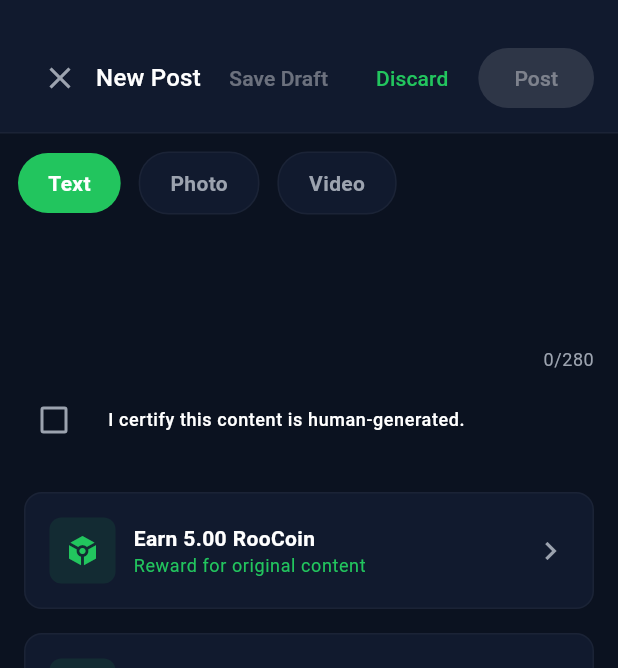
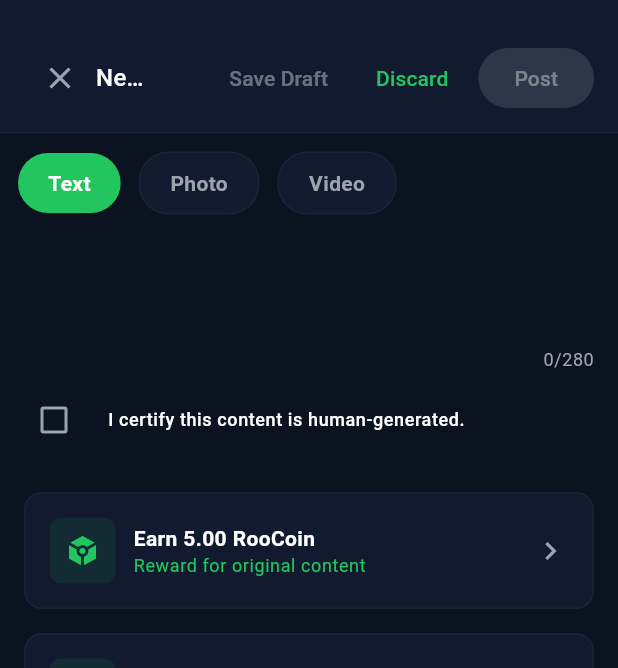
Before and after one commit to TPP-NotAI/NoAI-Mobile, a Flutter app: the screen it shows once a user with an empty profile is signed in, item 3 of the bottom bar chosen, scrolled down 231 dp, after a tap on "Text", on a phone screen of 412 x 824 dp, the part 60-728 px from its top. Run offline on Flutter 3.47's test engine with Material 3 defaults, Android fonts, the phone set to English and light mode, and no system bars; our stand-ins replace cached_network_image, chewie, file_picker, firebase_core, firebase_messaging, flutter_dotenv and 14 more; missing offline and left inert: gotrue, record; accounts and stored records are empty; network calls fail; statements that could not run were skipped.

Commit message:
ios changes

```diff
--- a/lib/main.dart
+++ b/lib/main.dart
@@ -1,5 +1,4 @@
 import 'package:flutter/material.dart';
-import 'package:flutter/cupertino.dart';
 import 'package:flutter_dotenv/flutter_dotenv.dart';
 import 'package:provider/provider.dart';
 import 'providers/auth_provider.dart';
@@ -41,7 +40,6 @@ import 'screens/chat/chat_list_screen.dart';
 import 'screens/support/contact_support_screen.dart';
 import 'screens/support/faq_screen.dart';
 import 'config/app_constants.dart';
-import 'utils/platform_utils.dart';
 import 'widgets/adaptive/adaptive_navigation.dart';
 import 'screens/auth/banned_screen.dart';
 import 'services/daily_login_service.dart';
@@ -425,35 +423,12 @@ class _MainShellState extends State<MainShell> {
 
   @override
   Widget build(BuildContext context) {
-    final isIOS = PlatformUtils.shouldUseCupertino(context);
     final colors = Theme.of(context).colorScheme;
 
-    if (isIOS) {
-      return CupertinoTabScaffold(
-        tabBar: CupertinoTabBar(
-          currentIndex: _index,
-          onTap: (i) => setState(() => _index = i),
-          items: _destinations
-              .map(
-                (d) => BottomNavigationBarItem(
-                  icon: d.icon,
-                  activeIcon: d.selectedIcon ?? d.icon,
-                  label: d.label,
-                ),
-              )
-              .toList(),
-        ),
-        tabBuilder: (_, i) =>
-            CupertinoPageScaffold(child: SafeArea(child: _screens[i])),
-      );
-    }
-
     return Scaffold(
-      backgroundColor: colors.background,
+      backgroundColor: colors.surface,
       appBar: const RooverseAppBar(),
-      body: SafeArea(
-        child: IndexedStack(index: _index, children: _screens),
-      ),
+      body: IndexedStack(index: _index, children: _screens),
       bottomNavigationBar: AdaptiveNavigationBar(
         currentIndex: _index,
         destinations: _destinations,
@@ -829,7 +804,9 @@ class _ProfileItem extends StatelessWidget {
     final colors = Theme.of(context).colorScheme;
     final color = destructive ? colors.error : colors.onSurface;
 
-    return InkWell(
+    return Material(
+      color: Colors.transparent,
+      child: InkWell(
         borderRadius: BorderRadius.circular(16),
         onTap: onTap,
         child: Padding(
@@ -849,6 +826,7 @@ class _ProfileItem extends StatelessWidget {
             ],
           ),
         ),
+      ),
     );
   }
 }
--- a/lib/screens/bookmarks/bookmarks_screen.dart
+++ b/lib/screens/bookmarks/bookmarks_screen.dart
@@ -104,7 +104,7 @@ class BookmarksScreen extends StatelessWidget {
                             context,
                             MaterialPageRoute(
                               builder: (_) =>
-                                  ProfileScreen(userId: post.author.userId),
+                                  ProfileScreen(userId: post.author.userId, showAppBar: true),
                             ),
                           );
                         },
--- a/lib/screens/create/create_post_screen.dart
+++ b/lib/screens/create/create_post_screen.dart
@@ -1153,9 +1153,17 @@ class _CreatePostScreenState extends State<CreatePostScreen> {
                     icon: const Icon(Icons.close),
                     onPressed: _handleClose,
                   ),
-                  Row(
-                    children: [
-                      Text('New Post', style: theme.textTheme.titleMedium),
+                  Flexible(
+                    child: Row(
+                      mainAxisSize: MainAxisSize.min,
+                      children: [
+                        Flexible(
+                          child: Text(
+                            'New Post',
+                            style: theme.textTheme.titleMedium,
+                            overflow: TextOverflow.ellipsis,
+                          ),
+                        ),
                         if (_isDraftLoaded) ...[
                           const SizedBox(width: 8),
                           Container(
@@ -1177,6 +1185,7 @@ class _CreatePostScreenState extends State<CreatePostScreen> {
                           ),
                         ],
                       ],
+                    ),
                   ),
                   const Spacer(),
                   TextButton(
--- a/lib/screens/feed/feed_screen.dart
+++ b/lib/screens/feed/feed_screen.dart
@@ -95,9 +95,14 @@ class _FeedScreenState extends State<FeedScreen> {
                       child: ConstrainedBox(
                         constraints: BoxConstraints(maxWidth: maxWidth),
                         child: Padding(
+                            // Aggressively reduce vertical spacing for small screens and iOS
                             padding: EdgeInsets.only(
-                            top: AppSpacing.mediumSmall.responsive(context),
-                            bottom: AppSpacing.extraSmall.responsive(context),
+                            top: (MediaQuery.of(context).size.height < 750 || Theme.of(context).platform == TargetPlatform.iOS)
+                              ? AppSpacing.tiny.responsive(context)
+                              : AppSpacing.mediumSmall.responsive(context),
+                            bottom: (MediaQuery.of(context).size.height < 750 || Theme.of(context).platform == TargetPlatform.iOS)
+                              ? AppSpacing.tiny.responsive(context)
+                              : AppSpacing.extraSmall.responsive(context),
                             ),
                           child: const StoriesCarousel(),
                         ),
@@ -376,6 +381,8 @@ class _ActionButton extends StatelessWidget {
   @override
   Widget build(BuildContext context) {
     return Expanded(
+      child: Material(
+        color: Colors.transparent,
         child: InkWell(
           onTap: onTap,
           borderRadius:
@@ -404,6 +411,7 @@ class _ActionButton extends StatelessWidget {
             ),
           ),
         ),
+      ),
     );
   }
 }
--- a/lib/screens/notifications/notifications_screen.dart
+++ b/lib/screens/notifications/notifications_screen.dart
@@ -205,7 +205,7 @@ class _NotificationsScreenState extends State<NotificationsScreen> {
         Navigator.push(
           context,
           MaterialPageRoute(
-            builder: (_) => ProfileScreen(userId: notification.actorId),
+            builder: (_) => ProfileScreen(userId: notification.actorId, showAppBar: true),
           ),
         );
       }
--- a/lib/services/presence_service.dart
+++ b/lib/services/presence_service.dart
@@ -9,11 +9,13 @@ class PresenceService with WidgetsBindingObserver {
 
   Timer? _updateTimer;
   final _supabase = SupabaseService().client;
+  int _consecutiveErrors = 0;
 
   void start() {
     WidgetsBinding.instance.addObserver(this);
+    _consecutiveErrors = 0;
     _startTimer();
-    _updateStatus(); // Initial update
+    _updateStatus();
   }
 
   void stop() {
@@ -23,7 +25,9 @@ class PresenceService with WidgetsBindingObserver {
 
   void _startTimer() {
     _updateTimer?.cancel();
-    _updateTimer = Timer.periodic(const Duration(seconds: 30), (timer) {
+    // Back off if we keep getting errors: 30s, 60s, 120s, max 5min
+    final intervalSeconds = 30 * (1 << _consecutiveErrors.clamp(0, 3));
+    _updateTimer = Timer.periodic(Duration(seconds: intervalSeconds), (timer) {
       _updateStatus();
     });
   }
@@ -42,8 +46,19 @@ class PresenceService with WidgetsBindingObserver {
           .from('profiles')
           .update({'last_active_at': DateTime.now().toIso8601String()})
           .eq('user_id', userId);
+      if (_consecutiveErrors > 0) {
+        _consecutiveErrors = 0;
+        _startTimer(); // Reset to normal interval
+      }
     } catch (e) {
-      debugPrint('Error updating presence: $e');
+      _consecutiveErrors++;
+      if (_consecutiveErrors <= 2) {
+        debugPrint('Error updating presence: $e');
+      }
+      if (_consecutiveErrors == 3) {
+        debugPrint('Presence updates failing repeatedly, backing off');
+        _startTimer(); // Restart with longer interval
+      }
     }
   }
 
```
Also changed, not shown: lib/providers/user_provider.dart (+3 -6 lines), lib/screens/language_screen.dart (+7 -4 lines), lib/screens/settings/privacy_screen.dart (+13 -7 lines), lib/screens/settings_screen.dart (+7 -4 lines), lib/widgets/comment_card.dart (+15 -6 lines), lib/widgets/mention_autocomplete_field.dart (+5 -2 lines), lib/widgets/notification_tile.dart (+6 -3 lines), lib/widgets/post_card.dart (+11 -5 lines), lib/widgets/report_sheet.dart (+7 -4 lines), lib/widgets/report_user_dialog.dart (+7 -4 lines), lib/widgets/stories_carousel.dart (+38 -22 lines), lib/widgets/tip_modal.dart (+6 -4 lines), lib/widgets/user_card.dart (+7 -4 lines), 13 other files. Lines whose indentation alone changed are shown as unchanged.
